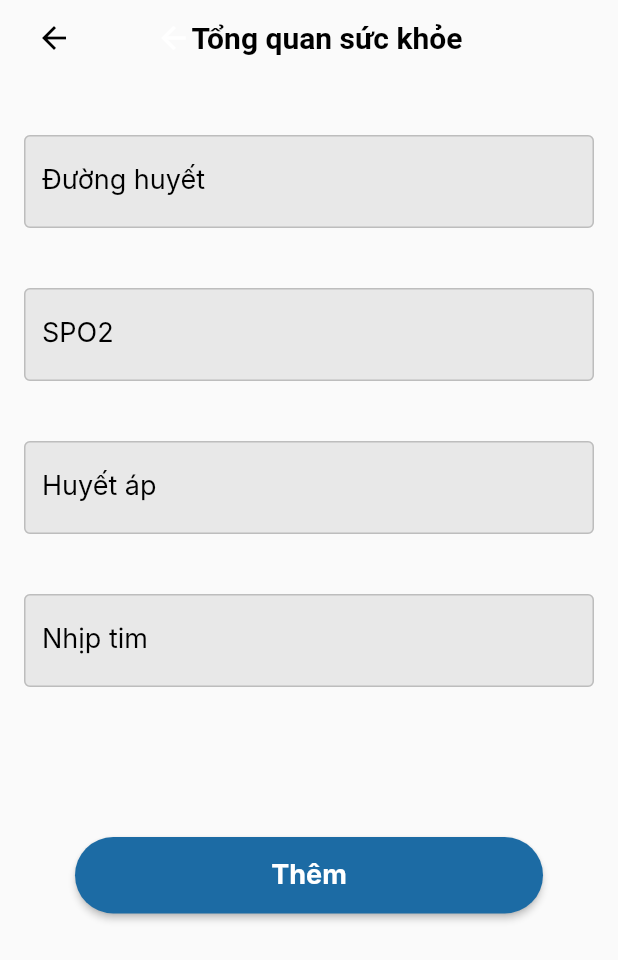
After one commit to daotung8801/cvconnect, a Flutter app: the AddHealthRecord screen opened directly, on a phone screen of 412 x 824 dp. The commit adds this screen. Shown: the top 960 px of the screen. Run offline on Flutter 3.47's test engine with Material 2 defaults, Android fonts, the phone set to English and light mode, and no system bars; our stand-ins replace charts_flutter, cloud_firestore, date_picker_timeline, firebase_auth, firebase_core, flutter_zoom_drawer and 6 more; missing offline and left inert: avatars, cloud_firestore_web, firebase_auth_web, firebase_core_web, geolocator_web, location_web; accounts and stored records are empty; Roboto replaces fonts that are missing (Inter, Nunito Sans).

Commit message:
add AddHealthRecord screen

```diff
--- /dev/null
+++ b/lib/components/InputText1.dart
@@ -0,0 +1,46 @@
+import 'package:flutter/material.dart';
+
+class InputText1 extends StatelessWidget {
+  InputText1(
+      {Key? key,
+      required this.hintText,
+      required this.labelText,
+      required this.maxLines})
+      : super(key: key);
+
+  String hintText, labelText;
+  int maxLines;
+
+  @override
+  Widget build(BuildContext context) {
+    // TODO: implement build
+    return TextField(
+      decoration: InputDecoration(
+        hintText: this.hintText,
+        labelText: this.labelText,
+        labelStyle: TextStyle(
+          fontSize: 18,
+          fontFamily: 'Inter',
+          color: Colors.black,
+        ),
+        hintStyle: TextStyle(
+          fontSize: 18,
+          fontFamily: 'Inter',
+          color: Color.fromARGB(255, 189, 189, 189),
+        ),
+        border: OutlineInputBorder(),
+        enabledBorder: const OutlineInputBorder(
+          borderSide: const BorderSide(
+              color: Color.fromARGB(255, 189, 189, 189), width: 1.0),
+        ),
+        focusedBorder: const OutlineInputBorder(
+          borderSide: const BorderSide(
+              color: Color.fromARGB(220, 28, 107, 164), width: 2.0),
+        ),
+        fillColor: Color.fromARGB(255, 232, 232, 232),
+        filled: true,
+      ),
+      maxLines: this.maxLines,
+    );
+  }
+}
--- a/lib/mainReal=)).dart
+++ b/lib/mainReal=)).dart
@@ -1,6 +1,7 @@
 import 'dart:async';
 
 import 'package:cloud_firestore/cloud_firestore.dart';
+import 'package:cvconnect/screens/AddHealthRecord.dart';
 import 'package:cvconnect/screens/ColumnChart.dart';
 import 'package:firebase_auth/firebase_auth.dart';
 import 'package:firebase_core/firebase_core.dart';
@@ -41,7 +42,7 @@ class App extends StatelessWidget {
       theme: ThemeData(
         primarySwatch: Colors.blue,
       ),
-      home: const HomePage(),
+      home: AddHealthRecord(),
     );
   }
 }
--- /dev/null
+++ b/lib/screens/AddHealthRecord.dart
@@ -0,0 +1,41 @@
+import 'package:flutter/material.dart';
+import '../components/ButtonText.dart';
+import '../components/SmallHeaderWidget.dart';
+import '../components/InputText1.dart';
+import '../components/TitleText1.dart';
+
+class AddHealthRecord extends StatelessWidget {
+
+  @override
+  Widget build(BuildContext context) {
+    return Scaffold(
+      resizeToAvoidBottomInset: false,
+      appBar:  SmallHeaderWidget(text: 'Tổng quan sức khỏe', icon: Icon(Icons.arrow_back_sharp)),
+      body: Column(
+        crossAxisAlignment: CrossAxisAlignment.stretch,
+        children: <Widget>[
+          Padding(
+            padding: EdgeInsets.only(left: 16, right: 16, top: 40),
+            child: InputText1(hintText: 'Đường huyết', labelText: 'Đường huyết', maxLines: 1),
+          ),
+          Padding(
+            padding: EdgeInsets.only(left: 16, right: 16, top: 40),
+            child: InputText1(hintText: 'SPO2', labelText: 'SPO2', maxLines: 1),
+          ),
+          Padding(
+            padding: EdgeInsets.only(left: 16, right: 16, top: 40),
+            child: InputText1(hintText: 'Huyết áp', labelText: 'Huyết áp', maxLines: 1),
+          ),
+          Padding(
+            padding: EdgeInsets.only(left: 16, right: 16, top: 40),
+            child: InputText1(hintText: 'Nhịp tim', labelText: 'Nhịp tim', maxLines: 1),
+          ),
+          Padding(
+            padding: EdgeInsets.only(left: 50, right: 50, top: 100),
+            child: ButtonText(text: 'Thêm', r: 28, g: 107, b: 164, radius: 30, weight: 0, height: 51, screenName: 'ContactScreen'),
+          ),
+        ],
+      ),
+    );
+  }
+}
```
Also changed, not shown: 1 other file.
